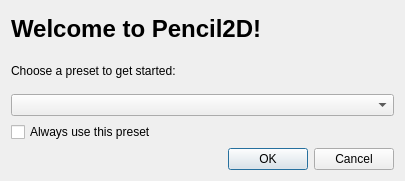
Qt form app/ui/presetdialog.ui (MakiNoAtorie/JustAnimate) before a commit.
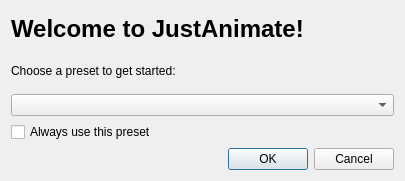
The same form after that commit.

Commit message: Rebrand application as JustAnimate

Patch:
```diff
--- a/app/ui/presetdialog.ui
+++ b/app/ui/presetdialog.ui
@@ -17,7 +17,7 @@
    <item>
     <widget class="QLabel" name="titleLabel">
      <property name="text">
-      <string>&lt;h1&gt;Welcome to Pencil2D!&lt;/h1&gt;</string>
+      <string>&lt;h1&gt;Welcome to JustAnimate!&lt;/h1&gt;</string>
      </property>
     </widget>
    </item>
```
The commit also changes 32 other files.
